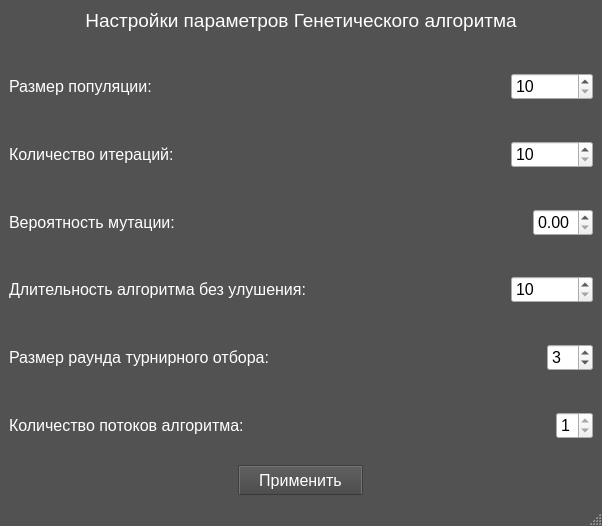
Old version of the form forms/settings/settings.ui in the repository Schuka48/Graph_Search.
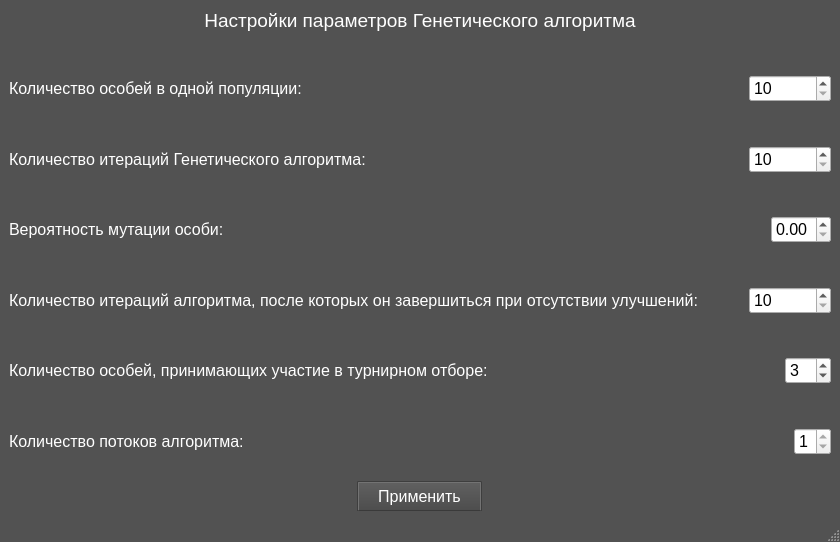
New version of the form.

Diff of the .ui file:
```diff
--- a/forms/settings/settings.ui
+++ b/forms/settings/settings.ui
@@ -6,8 +6,8 @@
    <rect>
     <x>0</x>
     <y>0</y>
-    <width>602</width>
-    <height>526</height>
+    <width>840</width>
+    <height>542</height>
    </rect>
   </property>
   <property name="windowTitle">
@@ -246,7 +246,7 @@
            </font>
           </property>
           <property name="text">
-           <string>Размер популяции:</string>
+           <string>Количество особей в одной популяции:</string>
           </property>
          </widget>
         </item>
@@ -306,7 +306,7 @@
            </font>
           </property>
           <property name="text">
-           <string>Количество итераций:</string>
+           <string>Количество итераций Генетического алгоритма:</string>
           </property>
          </widget>
         </item>
@@ -366,7 +366,7 @@
            </font>
           </property>
           <property name="text">
-           <string>Вероятность мутации:</string>
+           <string>Вероятность мутации особи:</string>
           </property>
          </widget>
         </item>
@@ -423,7 +423,7 @@
            </font>
           </property>
           <property name="text">
-           <string>Длительность алгоритма без улушения:</string>
+           <string>Количество итераций алгоритма, после которых он завершиться при отсутствии улучшений:</string>
           </property>
          </widget>
         </item>
@@ -483,7 +483,7 @@
            </font>
           </property>
           <property name="text">
-           <string>Размер раунда турнирного отбора:</string>
+           <string>Количество особей, принимающих участие в турнирном отборе:</string>
           </property>
          </widget>
         </item>
```
Left out of the diff: 2 changed lines with no effect on the pictures.
